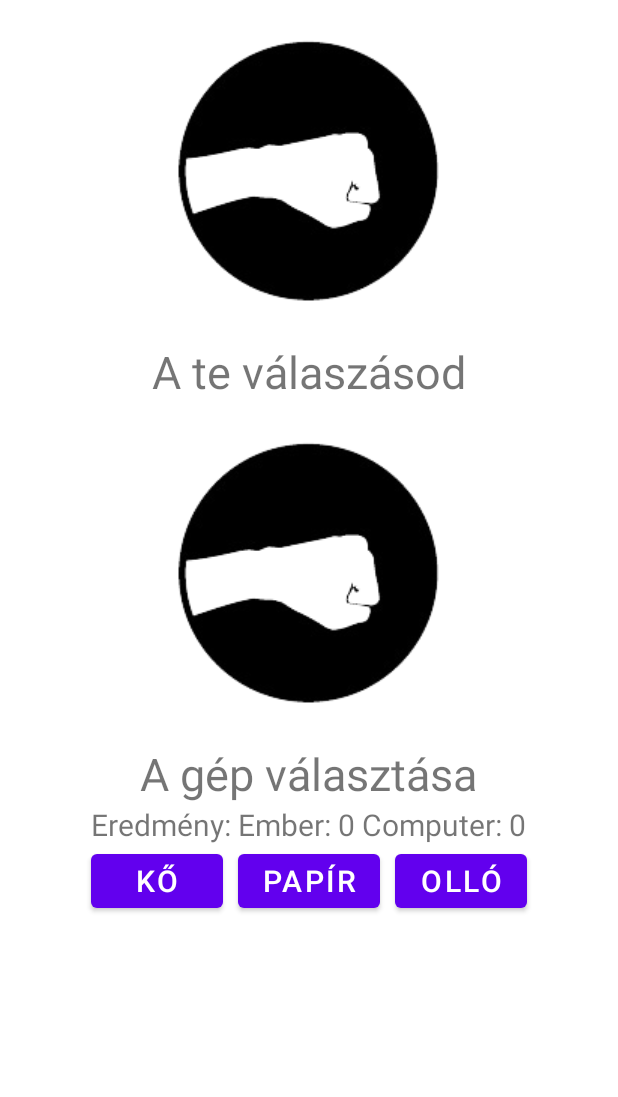
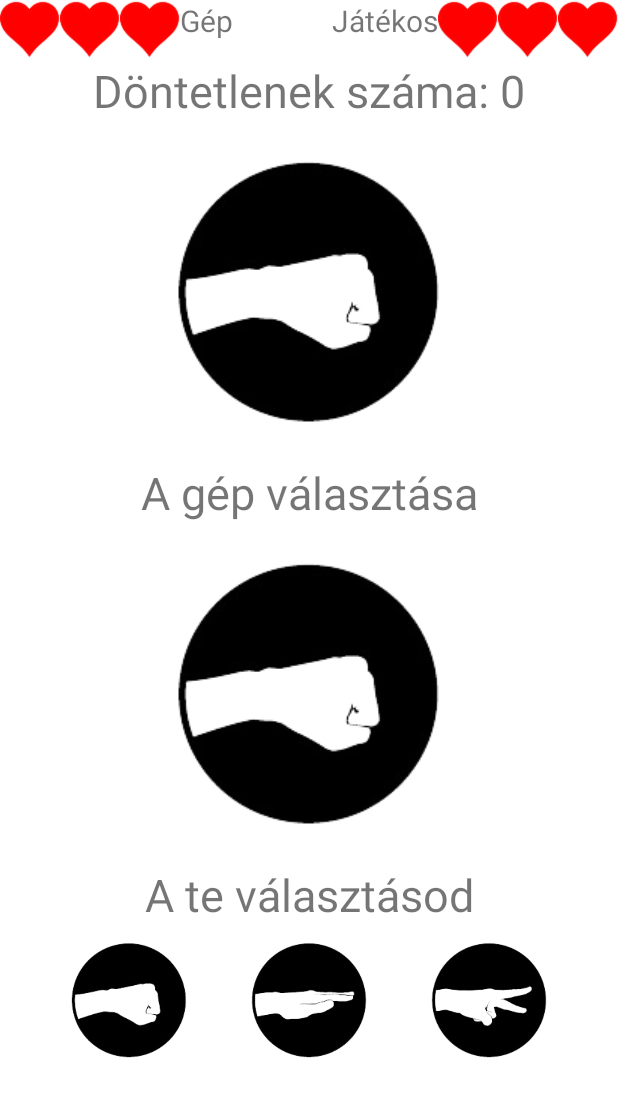
Before and after one commit to HiImZsofi/GyoriZsofia_KoPapirOllo, an Android app: the layout activity_main.xml on its own in the app's theme, with its tools: preview values and no code run, on a phone screen of 412 x 824 dp. Shown: the top 1097 px of the screen. Run offline under Robolectric (Android 15) with nearby library versions, the phone set to English and light mode, and no system bars.

Commit message:
remake design to match the extra tasks

```diff
--- a/app/src/main/java/com/example/kopapirollo/MainActivity.kt
+++ b/app/src/main/java/com/example/kopapirollo/MainActivity.kt
@@ -3,17 +3,21 @@ package com.example.kopapirollo
 import androidx.appcompat.app.AppCompatActivity
 import android.os.Bundle
 import android.widget.*
+import java.util.jar.Pack200
 
 class MainActivity : AppCompatActivity() {
 
-    private lateinit var rlayout : RelativeLayout
-    private lateinit var mainlinear : LinearLayout
-    private lateinit var playerImg : ImageView
+    private lateinit var mainlayout : LinearLayout //ok
+    private lateinit var mainlinear : LinearLayout //ok
+    private lateinit var cheart1 : ImageView
+    private lateinit var cheart2 : ImageView
+    private lateinit var cheart3 : ImageView
+    private lateinit var pheart1 : ImageView
+    private lateinit var pheart2 : ImageView
+    private lateinit var pheart3 : ImageView
+    private lateinit var draw : TextView
     private lateinit var playerPick : TextView
-    private lateinit var compImg : ImageView
     private lateinit var compPick: TextView
-    private lateinit var result : TextView
-    private lateinit var secondLinear : LinearLayout
     private lateinit var btnRock : Button
     private lateinit var btnPaper : Button
     private lateinit var btnScissors : Button
@@ -29,14 +33,17 @@ class MainActivity : AppCompatActivity() {
     }
 
     fun init(){
-        rlayout = findViewById(R.id.rlayout)
+        mainlayout = findViewById(R.id.mainlayout)
         mainlinear = findViewById(R.id.mainlinear)
-        playerImg = findViewById(R.id.playerImg)
+        cheart1 = findViewById(R.id.cheart1)
+        cheart2 = findViewById(R.id.cheart2)
+        cheart3 = findViewById(R.id.cheart3)
+        pheart1 = findViewById(R.id.pheart1)
+        pheart2 = findViewById(R.id.pheart2)
+        pheart3 = findViewById(R.id.pheart3)
+        draw = findViewById(R.id.draw)
         playerPick = findViewById(R.id.playerPick)
-        compImg = findViewById(R.id.compImg)
         compPick = findViewById(R.id.compPick)
-        result = findViewById(R.id.result)
-        secondLinear = findViewById(R.id.secondlinear)
         btnRock = findViewById(R.id.btnRock)
         btnPaper = findViewById(R.id.btnPaper)
         btnScissors = findViewById(R.id.btnScissors)
--- a/app/src/main/res/layout/activity_main.xml
+++ b/app/src/main/res/layout/activity_main.xml
@@ -1,95 +1,156 @@
 <?xml version="1.0" encoding="utf-8"?>
-<RelativeLayout xmlns:android="http://schemas.android.com/apk/res/android"
+<LinearLayout xmlns:android="http://schemas.android.com/apk/res/android"
     xmlns:app="http://schemas.android.com/apk/res-auto"
     xmlns:tools="http://schemas.android.com/tools"
     android:layout_width="match_parent"
     android:layout_height="match_parent"
     tools:context=".MainActivity"
-    android:id="@+id/rlayout">
+    android:id="@+id/mainlayout"
+    android:orientation="vertical">
+
+    <LinearLayout
+        android:layout_width="match_parent"
+        android:layout_height="wrap_content"
+        android:orientation="horizontal"
+        android:id="@+id/mainlinear">
+
+
+        <LinearLayout
+            android:layout_width="match_parent"
+            android:layout_height="wrap_content">
+
+            <LinearLayout
+                android:layout_width="0dp"
+                android:layout_height="wrap_content"
+                android:layout_weight="1"
+                android:gravity="left">
+
+                <ImageView
+                    android:layout_width="40dp"
+                    android:layout_height="40dp"
+                    android:src="@drawable/heart2"
+                    android:id="@+id/cheart1"/>
+                <ImageView
+                    android:layout_width="40dp"
+                    android:layout_height="40dp"
+                    android:src="@drawable/heart2"
+                    android:id="@+id/cheart2"/>
+                <ImageView
+                    android:layout_width="40dp"
+                    android:layout_height="40dp"
+                    android:src="@drawable/heart2"
+                    android:id="@+id/cheart3"/>
+                <TextView
+                    android:layout_width="wrap_content"
+                    android:layout_height="wrap_content"
+                    android:text="Gép"
+                    android:textSize="20dp"/>
+
+            </LinearLayout>
+            <LinearLayout
+                android:layout_width="0dp"
+                android:layout_height="wrap_content"
+                android:layout_weight="1"
+                android:gravity="right">
+
+                <TextView
+                    android:layout_width="wrap_content"
+                    android:layout_height="wrap_content"
+                    android:text="Játékos"
+                    android:textSize="20dp"/>
+
+                <ImageView
+                    android:layout_width="40dp"
+                    android:layout_height="40dp"
+                    android:src="@drawable/heart2"
+                    android:id="@+id/pheart1"/>
+                <ImageView
+                    android:layout_width="40dp"
+                    android:layout_height="40dp"
+                    android:src="@drawable/heart2"
+                    android:id="@+id/pheart2"/>
+                <ImageView
+                    android:layout_width="40dp"
+                    android:layout_height="40dp"
+                    android:src="@drawable/heart2"
+                    android:id="@+id/pheart3"/>
+
+            </LinearLayout>
+        </LinearLayout>
+    </LinearLayout>
 
     <LinearLayout
         android:layout_width="match_parent"
         android:layout_height="wrap_content"
         android:orientation="vertical"
-        android:gravity="center"
-        android:id="@+id/mainlinear">
+        android:gravity="center">
+
+        <TextView
+            android:layout_width="match_parent"
+            android:layout_height="wrap_content"
+            android:text="Döntetlenek száma: 0"
+            android:textAlignment="center"
+            android:textSize="30dp"
+            android:id="@+id/draw"/>
 
         <ImageView
             android:layout_width="wrap_content"
             android:layout_height="wrap_content"
             android:src="@drawable/rock"
-            android:id="@+id/playerImg"
-            />
+            android:id="@+id/compPick"/>
+        <TextView
+            android:layout_width="match_parent"
+            android:layout_height="wrap_content"
+            android:textSize="30sp"
+            android:text="A gép választása"
+            android:textAlignment="center"/>
 
-        <TextView
-            android:layout_width="wrap_content"
-            android:layout_height="wrap_content"
-            android:text="A te válaszásod"
-            android:textSize="30sp"
-            android:id="@+id/playerPick"
-            />
+    </LinearLayout>
+    <LinearLayout
+        android:layout_width="match_parent"
+        android:layout_height="wrap_content"
+        android:orientation="vertical"
+        android:gravity="center">
 
         <ImageView
             android:layout_width="wrap_content"
             android:layout_height="wrap_content"
             android:src="@drawable/rock"
-            android:id="@+id/compImg"
-            />
-
+            android:id="@+id/playerPick"/>
         <TextView
-            android:layout_width="wrap_content"
-            android:layout_height="wrap_content"
-            android:text="A gép választása"
-            android:textSize="30sp"
-            android:id="@+id/compPick"
-            />
-
-        <TextView
-            android:layout_width="wrap_content"
-            android:layout_height="wrap_content"
-            android:text="Eredmény: Ember: 0 Computer: 0"
-            android:textSize="20sp"
-            android:id="@+id/result"
-            />
-
-        <LinearLayout
             android:layout_width="match_parent"
             android:layout_height="wrap_content"
-            android:orientation="horizontal"
-            android:gravity="center"
-            android:id="@+id/secondlinear">
+            android:textSize="30sp"
+            android:text="A te választásod"
+            android:textAlignment="center"/>
 
-            <Button
-                android:layout_width="wrap_content"
-                android:layout_height="wrap_content"
-                android:text="Kő"
-                android:textSize="20sp"
-                android:layout_marginEnd="10dp"
-                android:id="@+id/btnRock"
-                />
+    </LinearLayout>
+    <LinearLayout
+        android:layout_width="match_parent"
+        android:layout_height="wrap_content"
+        android:orientation="horizontal"
+        android:gravity="center">
 
-            <Button
-                android:layout_width="wrap_content"
-                android:layout_height="wrap_content"
-                android:text="Papír"
-                android:textSize="20sp"
-                android:id="@+id/btnPaper"
-                />
-
-            <Button
-                android:layout_width="wrap_content"
-                android:layout_height="wrap_content"
-                android:text="Olló"
-                android:textSize="20sp"
-                android:layout_marginStart="10dp"
-                android:id="@+id/btnScissors"
-                />
-
-        </LinearLayout>
-
+        <ImageButton
+            android:layout_width="100dp"
+            android:layout_height="100dp"
+            android:layout_marginEnd="20dp"
+            android:id="@+id/btnRock"
+            android:background="@drawable/rock"/>
+        <ImageButton
+            android:layout_width="100dp"
+            android:layout_height="100dp"
+            android:id="@+id/btnPaper"
+            android:background="@drawable/paper"/>
+        <ImageButton
+            android:layout_width="100dp"
+            android:layout_height="100dp"
+            android:layout_marginStart="20dp"
+            android:id="@+id/btnScissors"
+            android:background="@drawable/scissors"/>
 
 
     </LinearLayout>
 
 
-</RelativeLayout>
+</LinearLayout>
```
